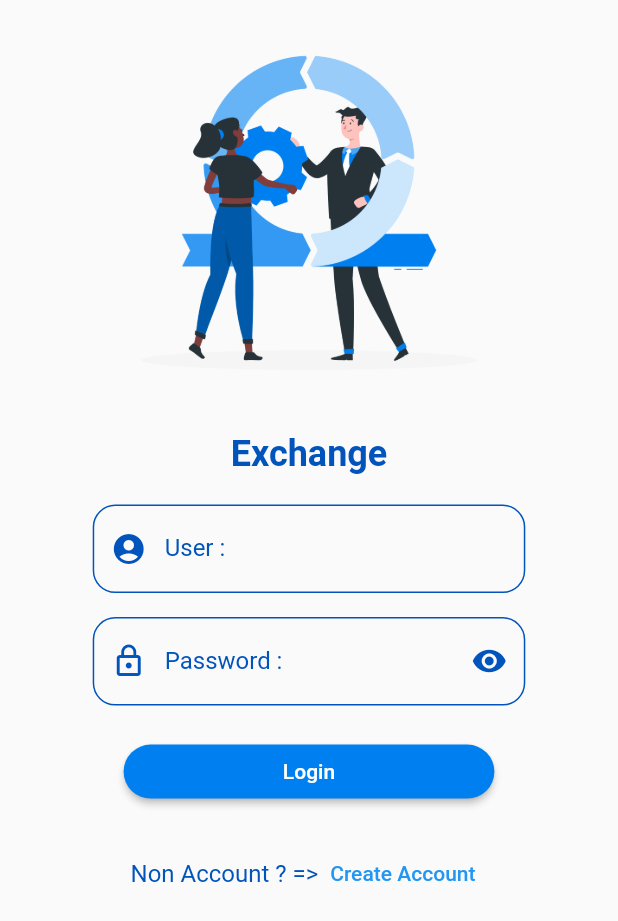
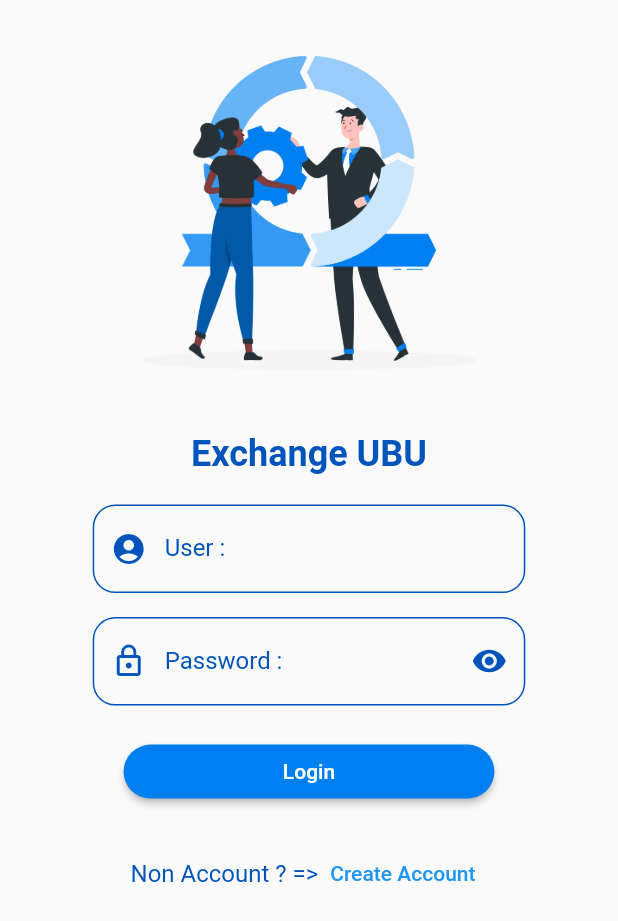
Before and after one commit to yekG4923/-ProjectExchange, a Flutter app: the screen it shows after launch, on a phone screen of 412 x 824 dp. Shown: the top 921 px of the screen. Run offline on Flutter 3.47's test engine with Material 2 defaults, Android fonts, the phone set to English and light mode, and no system bars; our stand-ins replace firebase_core, firebase_database, geolocator, google_maps_flutter; missing offline and left inert: dart:ffi; accounts and stored records are empty.

Commit message:
ชื่อ_โปร

```diff
--- a/lib/states/Create_account.dart
+++ b/lib/states/Create_account.dart
@@ -17,7 +17,7 @@ class CreateAccount extends StatefulWidget {
 class _CreateAccountState extends State<CreateAccount> {
   double? lat, lng;
   final formKey = GlobalKey<FormState>();
-  Profile profile = Profile(email: '', password: '', FirstName: '', LastName: '', Phone: null!, Address: '');
+  //Profile profile = Profile(email: '', password: '', FirstName: '', LastName: '', Phone: null!, Address: '');
 
   @override
   void initState() {
--- a/lib/utility/my_constant.dart
+++ b/lib/utility/my_constant.dart
@@ -3,7 +3,7 @@ import 'package:flutter/material.dart';
 class MyConstant {
 
   // Genernal
-  static String appName = 'Exchange';
+  static String appName = 'Exchange UBU';
 
 
   // Route
```
